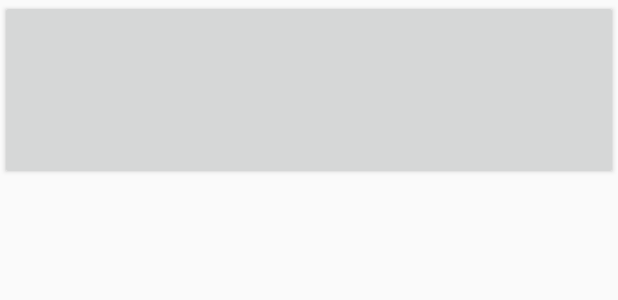
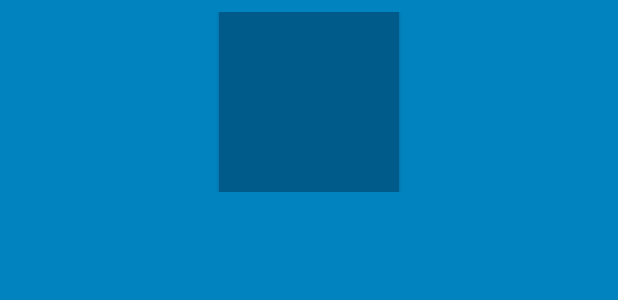
Before and after one commit to ms-alavi/BeatBox, an Android app: the layout list_item_sound.xml on its own in the app's theme, with its tools: preview values and no code run, on a phone screen of 412 x 824 dp. Shown: the top 300 px of the screen. Run offline under Robolectric (Android 15) with nearby library versions, the phone set to English and light mode, and no system bars.

Commit message:
Change the color of theme. Add new style for buttons.

```diff
--- a/app/src/main/java/org/maktab/beatbox/repository/BeatBoxRepository.java
+++ b/app/src/main/java/org/maktab/beatbox/repository/BeatBoxRepository.java
@@ -85,4 +85,8 @@
         if (playState == 0)
             Log.e(TAG, "this sound has not been played: " + sound.getName());
     }
+
+    public void releaseSoundPool() {
+        mSoundPool.release();
+    }
 }
--- a/app/src/main/res/layout/list_item_sound.xml
+++ b/app/src/main/res/layout/list_item_sound.xml
@@ -1,8 +1,14 @@
 <?xml version="1.0" encoding="utf-8"?>
-<Button
-    xmlns:android="http://schemas.android.com/apk/res/android"
-    android:id="@+id/button_beat_box"
+<FrameLayout xmlns:android="http://schemas.android.com/apk/res/android"
     android:layout_width="match_parent"
-    android:layout_height="120dp">
+    android:layout_height="wrap_content"
+    android:padding="8dp">
 
-</Button>
+    <Button
+        android:id="@+id/button_beat_box"
+        android:layout_width="120dp"
+        android:layout_height="120dp"
+        android:layout_gravity="center">
+
+    </Button>
+</FrameLayout>
--- a/app/src/main/res/values/colors.xml
+++ b/app/src/main/res/values/colors.xml
@@ -3,4 +3,11 @@
     <color name="colorPrimary">#6200EE</color>
     <color name="colorPrimaryDark">#3700B3</color>
     <color name="colorAccent">#03DAC5</color>
+
+    <color name="red">#F44336</color>
+    <color name="dark_red">#C3352B</color>
+    <color name="gray">#607D8B</color>
+    <color name="soothing_blue">#0083BF</color>
+    <color name="dark_blue">#005A8A</color>
+
 </resources>
--- a/app/src/main/res/values/styles.xml
+++ b/app/src/main/res/values/styles.xml
@@ -2,9 +2,25 @@
     <!-- Base application theme. -->
     <style name="AppTheme" parent="Theme.AppCompat.Light.DarkActionBar">
         <!-- Customize your theme here. -->
-        <item name="colorPrimary">@color/colorPrimary</item>
-        <item name="colorPrimaryDark">@color/colorPrimaryDark</item>
-        <item name="colorAccent">@color/colorAccent</item>
+        <item name="colorPrimary">@color/red</item>
+        <item name="colorPrimaryDark">@color/dark_red</item>
+        <item name="colorAccent">@color/gray</item>
+
+        <item name="android:colorBackground">@color/soothing_blue</item>
+        <item name="buttonStyle">@style/BeatBoxButtonStrong</item>
     </style>
 
+    <style name="BeatBoxButton" parent="Widget.AppCompat.Button">
+        <item name="android:background">@color/dark_blue</item>
+        <item name="android:textColor">@android:color/white</item>
+    </style>
+
+    <style name="BeatBoxButtonStrong" parent="BeatBoxButton">
+        <item name="android:textStyle">bold</item>
+    </style>
+
+    <!--<style name="BeatBoxButton.Strong">
+        <item name="android:textStyle">bold</item>
+    </style>-->
+
 </resources>
```
Also changed, not shown: app/src/main/java/org/maktab/beatbox/controller/fragment/BeatBoxFragment.java (+22 -0 lines).
